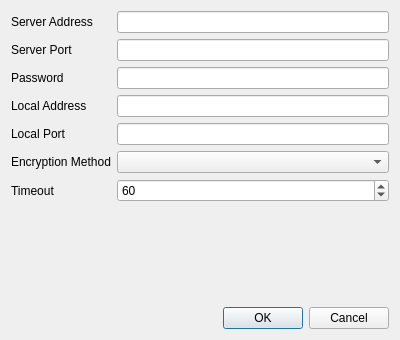
Old version of the form src/editdialog.ui in the repository shadowsocks/shadowsocks-qt5.
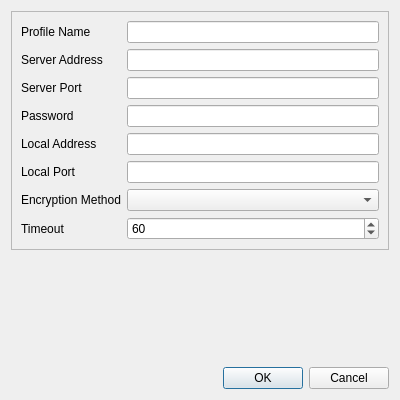
New version of the form.

Diff of the .ui file:
```diff
--- a/src/editdialog.ui
+++ b/src/editdialog.ui
@@ -7,37 +7,160 @@
     <x>0</x>
     <y>0</y>
     <width>400</width>
-    <height>340</height>
+    <height>400</height>
    </rect>
   </property>
   <property name="windowTitle">
    <string>Dialog</string>
   </property>
-  <layout class="QFormLayout" name="formLayout">
-   <item row="2" column="0">
-    <widget class="QLabel" name="serverAddrLabel">
-     <property name="text">
-      <string>Server Address</string>
+  <layout class="QVBoxLayout" name="verticalLayout">
+   <item>
+    <widget class="QFrame" name="editFrame">
+     <property name="frameShape">
+      <enum>QFrame::StyledPanel</enum>
      </property>
+     <property name="frameShadow">
+      <enum>QFrame::Raised</enum>
+     </property>
+     <layout class="QFormLayout" name="formLayout">
+      <item row="10" column="0">
+       <widget class="QLabel" name="timeoutLabel">
+        <property name="text">
+         <string>Timeout</string>
+        </property>
+       </widget>
+      </item>
+      <item row="10" column="1">
+       <widget class="QSpinBox" name="timeoutSpinBox">
+        <property name="sizePolicy">
+         <sizepolicy hsizetype="Expanding" vsizetype="Fixed">
+          <horstretch>0</horstretch>
+          <verstretch>0</verstretch>
+         </sizepolicy>
+        </property>
+        <property name="minimum">
+         <number>10</number>
+        </property>
+        <property name="maximum">
+         <number>3600</number>
+        </property>
+        <property name="singleStep">
+         <number>10</number>
+        </property>
+        <property name="value">
+         <number>60</number>
+        </property>
+       </widget>
+      </item>
+      <item row="9" column="1">
+       <widget class="QComboBox" name="encryptComboBox">
+        <property name="sizePolicy">
+         <sizepolicy hsizetype="Expanding" vsizetype="Fixed">
+          <horstretch>0</horstretch>
+          <verstretch>0</verstretch>
+         </sizepolicy>
+        </property>
+       </widget>
+      </item>
+      <item row="9" column="0">
+       <widget class="QLabel" name="encryptLabel">
+        <property name="text">
+         <string>Encryption Method</string>
+        </property>
+       </widget>
+      </item>
+      <item row="7" column="1">
+       <widget class="QLineEdit" name="localPortEdit">
+        <property name="inputMethodHints">
+         <set>Qt::ImhDigitsOnly|Qt::ImhPreferNumbers</set>
+        </property>
+       </widget>
+      </item>
+      <item row="7" column="0">
+       <widget class="QLabel" name="localPortLabel">
+        <property name="text">
+         <string>Local Port</string>
+        </property>
+       </widget>
+      </item>
+      <item row="6" column="1">
+       <widget class="QLineEdit" name="localAddrEdit"/>
+      </item>
+      <item row="6" column="0">
+       <widget class="QLabel" name="localAddrLabel">
+        <property name="text">
+         <string>Local Address</string>
+        </property>
+       </widget>
+      </item>
+      <item row="4" column="1">
+       <widget class="QLineEdit" name="pwdEdit">
+        <property name="inputMethodHints">
+         <set>Qt::ImhNoAutoUppercase|Qt::ImhNoPredictiveText|Qt::ImhSensitiveData</set>
+        </property>
+        <property name="echoMode">
+         <enum>QLineEdit::PasswordEchoOnEdit</enum>
+        </property>
+       </widget>
+      </item>
+      <item row="4" column="0">
+       <widget class="QLabel" name="pwdLabel">
+        <property name="text">
+         <string>Password</string>
+        </property>
+       </widget>
+      </item>
+      <item row="3" column="1">
+       <widget class="QLineEdit" name="serverPortEdit">
+        <property name="inputMethodHints">
+         <set>Qt::ImhDigitsOnly|Qt::ImhPreferNumbers</set>
+        </property>
+       </widget>
+      </item>
+      <item row="3" column="0">
+       <widget class="QLabel" name="serverPortLabel">
+        <property name="text">
+         <string>Server Port</string>
+        </property>
+       </widget>
+      </item>
+      <item row="1" column="1">
+       <widget class="QLineEdit" name="serverAddrEdit"/>
+      </item>
+      <item row="1" column="0">
+       <widget class="QLabel" name="serverAddrLabel">
+        <property name="text">
+         <string>Server Address</string>
+        </property>
+       </widget>
+      </item>
+      <item row="0" column="0">
+       <widget class="QLabel" name="nameLabel">
+        <property name="text">
+         <string>Profile Name</string>
+        </property>
+       </widget>
+      </item>
+      <item row="0" column="1">
+       <widget class="QLineEdit" name="nameEdit"/>
+      </item>
+     </layout>
     </widget>
    </item>
-   <item row="2" column="1">
-    <widget class="QLineEdit" name="serverAddrEdit"/>
-   </item>
-   <item row="9" column="0" colspan="2">
+   <item>
     <spacer name="verticalSpacer">
      <property name="orientation">
       <enum>Qt::Vertical</enum>
      </property>
      <property name="sizeHint" stdset="0">
       <size>
-       <width>0</width>
+       <width>20</width>
        <height>40</height>
       </size>
      </property>
     </spacer>
    </item>
-   <item row="10" column="0" colspan="2">
+   <item>
     <widget class="QDialogButtonBox" name="buttonBox">
      <property name="orientation">
       <enum>Qt::Horizontal</enum>
@@ -47,107 +170,6 @@
      </property>
     </widget>
    </item>
-   <item row="3" column="1">
-    <widget class="QLineEdit" name="serverPortEdit">
-     <property name="inputMethodHints">
-      <set>Qt::ImhDigitsOnly|Qt::ImhPreferNumbers</set>
-     </property>
-    </widget>
-   </item>
-   <item row="3" column="0">
-    <widget class="QLabel" name="serverPortLabel">
-     <property name="text">
-      <string>Server Port</string>
-     </property>
-    </widget>
-   </item>
-   <item row="4" column="0">
-    <widget class="QLabel" name="pwdLabel">
-     <property name="text">
-      <string>Password</string>
-     </property>
-    </widget>
-   </item>
-   <item row="4" column="1">
-    <widget class="QLineEdit" name="pwdEdit">
-     <property name="inputMethodHints">
-      <set>Qt::ImhNoAutoUppercase|Qt::ImhNoPredictiveText|Qt::ImhSensitiveData</set>
-     </property>
-     <property name="echoMode">
-      <enum>QLineEdit::PasswordEchoOnEdit</enum>
-     </property>
-    </widget>
-   </item>
-   <item row="5" column="0">
-    <widget class="QLabel" name="localAddrLabel">
-     <property name="text">
-      <string>Local Address</string>
-     </property>
-    </widget>
-   </item>
-   <item row="6" column="0">
-    <widget class="QLabel" name="localPortLabel">
-     <property name="text">
-      <string>Local Port</string>
-     </property>
-    </widget>
-   </item>
-   <item row="5" column="1">
-    <widget class="QLineEdit" name="localAddrEdit"/>
-   </item>
-   <item row="6" column="1">
-    <widget class="QLineEdit" name="localPortEdit">
-     <property name="inputMethodHints">
-      <set>Qt::ImhDigitsOnly|Qt::ImhPreferNumbers</set>
-     </property>
-    </widget>
-   </item>
-   <item row="7" column="0">
-    <widget class="QLabel" name="encryptLabel">
-     <property name="text">
-      <string>Encryption Method</string>
-     </property>
-    </widget>
-   </item>
-   <item row="8" column="0">
-    <widget class="QLabel" name="timeoutLabel">
-     <property name="text">
-      <string>Timeout</string>
-     </property>
-    </widget>
-   </item>
-   <item row="7" column="1">
-    <widget class="QComboBox" name="encryptComboBox">
-     <property name="sizePolicy">
-      <sizepolicy hsizetype="Expanding" vsizetype="Fixed">
-       <horstretch>0</horstretch>
-       <verstretch>0</verstretch>
-      </sizepolicy>
-     </property>
-    </widget>
-   </item>
-   <item row="8" column="1">
-    <widget class="QSpinBox" name="timeoutSpinBox">
-     <property name="sizePolicy">
-      <sizepolicy hsizetype="Expanding" vsizetype="Fixed">
-       <horstretch>0</horstretch>
-       <verstretch>0</verstretch>
-      </sizepolicy>
-     </property>
-     <property name="minimum">
-      <number>10</number>
-     </property>
-     <property name="maximum">
-      <number>3600</number>
-     </property>
-     <property name="singleStep">
-      <number>10</number>
-     </property>
-     <property name="value">
-      <number>60</number>
-     </property>
-    </widget>
-   </item>
   </layout>
  </widget>
  <resources/>
```
